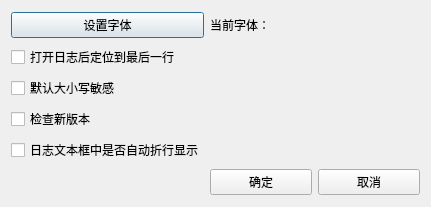
Above: src/settingsdialog.ui from compilelife/loginsight before the change. Below: the same form after it.
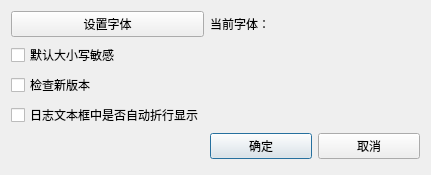
That is the form after the change.

Patch:
```diff
--- a/src/settingsdialog.ui
+++ b/src/settingsdialog.ui
@@ -7,13 +7,37 @@
     <x>0</x>
     <y>0</y>
     <width>431</width>
-    <height>207</height>
+    <height>175</height>
    </rect>
   </property>
   <property name="windowTitle">
    <string>Dialog</string>
   </property>
   <layout class="QGridLayout" name="gridLayout">
+   <item row="4" column="2">
+    <widget class="QPushButton" name="cancelBtn">
+     <property name="text">
+      <string>取消</string>
+     </property>
+     <property name="autoDefault">
+      <bool>false</bool>
+     </property>
+    </widget>
+   </item>
+   <item row="0" column="1">
+    <widget class="QLabel" name="fontLabel">
+     <property name="text">
+      <string>当前字体：</string>
+     </property>
+    </widget>
+   </item>
+   <item row="4" column="1">
+    <widget class="QPushButton" name="okBtn">
+     <property name="text">
+      <string>确定</string>
+     </property>
+    </widget>
+   </item>
    <item row="0" column="0">
     <widget class="QPushButton" name="chooseFontBtn">
      <property name="text">
@@ -24,55 +48,24 @@
      </property>
     </widget>
    </item>
-   <item row="0" column="1">
-    <widget class="QLabel" name="fontLabel">
-     <property name="text">
-      <string>当前字体：</string>
-     </property>
-    </widget>
-   </item>
-   <item row="1" column="0" colspan="2">
-    <widget class="QCheckBox" name="gotoEOFCheckBox">
-     <property name="text">
-      <string>打开日志后定位到最后一行</string>
-     </property>
-    </widget>
-   </item>
-   <item row="2" column="0">
-    <widget class="QCheckBox" name="caseSensitiveCheckBox">
-     <property name="text">
-      <string>默认大小写敏感</string>
-     </property>
-    </widget>
-   </item>
    <item row="3" column="0">
-    <widget class="QCheckBox" name="checkUpdateCheckBox">
-     <property name="text">
-      <string>检查新版本</string>
-     </property>
-    </widget>
-   </item>
-   <item row="4" column="0">
     <widget class="QCheckBox" name="wrapCheckBox">
      <property name="text">
       <string>日志文本框中是否自动折行显示</string>
      </property>
     </widget>
    </item>
-   <item row="5" column="1">
-    <widget class="QPushButton" name="okBtn">
+   <item row="2" column="0">
+    <widget class="QCheckBox" name="checkUpdateCheckBox">
      <property name="text">
-      <string>确定</string>
+      <string>检查新版本</string>
      </property>
     </widget>
    </item>
-   <item row="5" column="2">
-    <widget class="QPushButton" name="cancelBtn">
+   <item row="1" column="0">
+    <widget class="QCheckBox" name="caseSensitiveCheckBox">
      <property name="text">
-      <string>取消</string>
-     </property>
-     <property name="autoDefault">
-      <bool>false</bool>
+      <string>默认大小写敏感</string>
      </property>
     </widget>
    </item>
```
